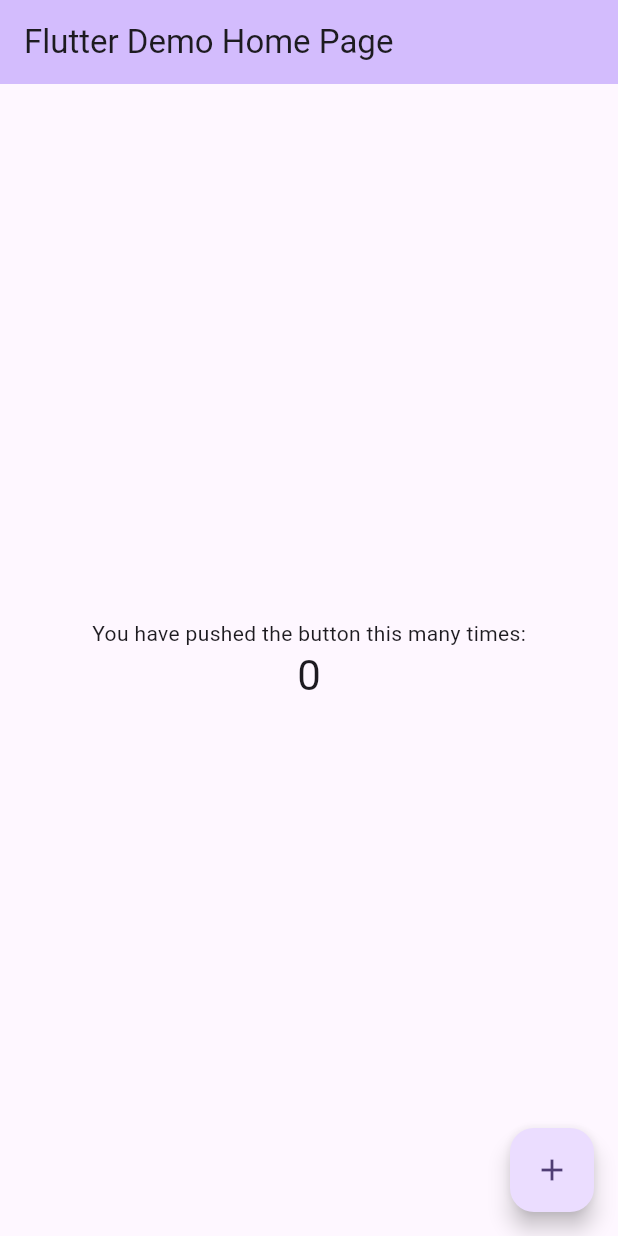
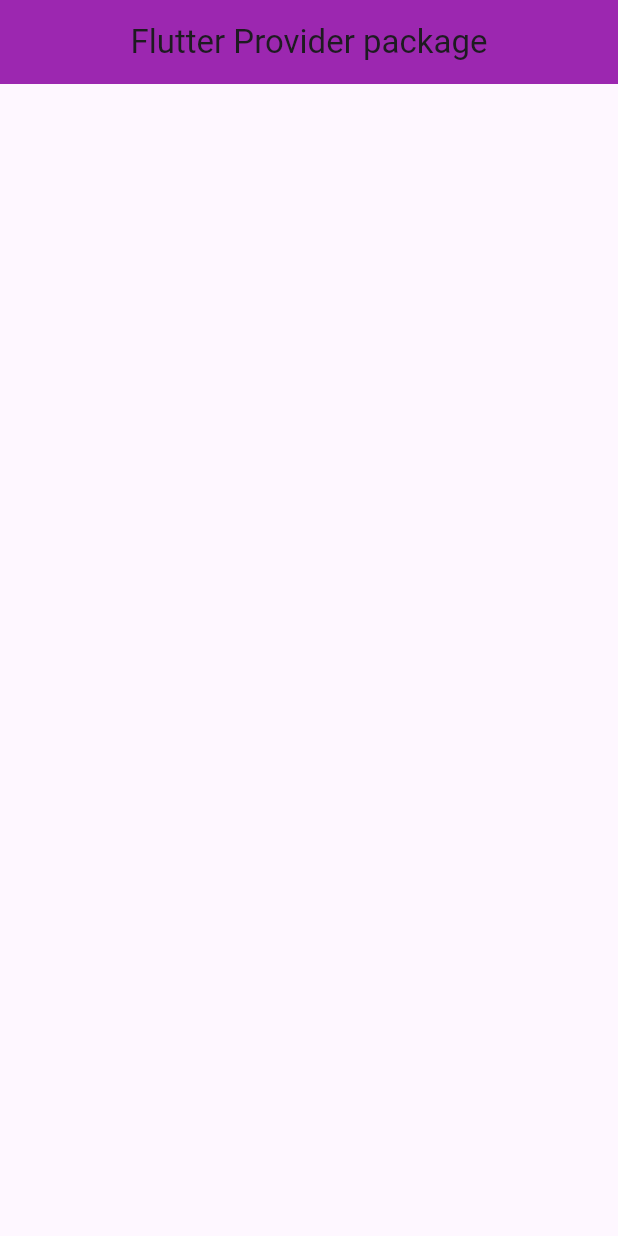
Before and after one commit to Majok-Bol/provider_to_do, a Flutter app: the screen it shows after launch, on a phone screen of 412 x 824 dp. Run offline on Flutter 3.47's test engine with Material 3 defaults, Android fonts, the phone set to English and light mode, and no system bars.

Commit message:
added appbar title

```diff
--- /dev/null
+++ b/lib/home_page.dart
@@ -0,0 +1,17 @@
+//handle home page
+import 'package:flutter/material.dart';
+class HomePage extends StatefulWidget{
+  const HomePage({super.key});
+  @override
+  HomePageState createState()=>HomePageState();
+
+}
+class HomePageState extends State<HomePage>{
+  @override
+  Widget build(BuildContext context){
+    return Scaffold(
+      appBar: AppBar(title: Text('Flutter Provider package'),centerTitle: true,backgroundColor: Colors.purple,),
+
+    );
+  }
+}
--- a/lib/main.dart
+++ b/lib/main.dart
@@ -1,122 +1,15 @@
+//main page
 import 'package:flutter/material.dart';
-
-void main() {
-  runApp(const MyApp());
+import 'package:provider_to_do/home_page.dart';
+void main(){
+  runApp(MyApp());
 }
-
-class MyApp extends StatelessWidget {
+class MyApp extends StatelessWidget{
   const MyApp({super.key});
-
-  // This widget is the root of your application.
   @override
-  Widget build(BuildContext context) {
+  Widget build(BuildContext context){
     return MaterialApp(
-      title: 'Flutter Demo',
-      theme: ThemeData(
-        // This is the theme of your application.
-        //
-        // TRY THIS: Try running your application with "flutter run". You'll see
-        // the application has a purple toolbar. Then, without quitting the app,
-        // try changing the seedColor in the colorScheme below to Colors.green
-        // and then invoke "hot reload" (save your changes or press the "hot
-        // reload" button in a Flutter-supported IDE, or press "r" if you used
-        // the command line to start the app).
-        //
-        // Notice that the counter didn't reset back to zero; the application
-        // state is not lost during the reload. To reset the state, use hot
-        // restart instead.
-        //
-        // This works for code too, not just values: Most code changes can be
-        // tested with just a hot reload.
-        colorScheme: ColorScheme.fromSeed(seedColor: Colors.deepPurple),
-      ),
-      home: const MyHomePage(title: 'Flutter Demo Home Page'),
+      home:HomePage(),
     );
   }
 }
-
-class MyHomePage extends StatefulWidget {
-  const MyHomePage({super.key, required this.title});
-
-  // This widget is the home page of your application. It is stateful, meaning
-  // that it has a State object (defined below) that contains fields that affect
-  // how it looks.
-
-  // This class is the configuration for the state. It holds the values (in this
-  // case the title) provided by the parent (in this case the App widget) and
-  // used by the build method of the State. Fields in a Widget subclass are
-  // always marked "final".
-
-  final String title;
-
-  @override
-  State<MyHomePage> createState() => _MyHomePageState();
-}
-
-class _MyHomePageState extends State<MyHomePage> {
-  int _counter = 0;
-
-  void _incrementCounter() {
-    setState(() {
-      // This call to setState tells the Flutter framework that something has
-      // changed in this State, which causes it to rerun the build method below
-      // so that the display can reflect the updated values. If we changed
-      // _counter without calling setState(), then the build method would not be
-      // called again, and so nothing would appear to happen.
-      _counter++;
-    });
-  }
-
-  @override
-  Widget build(BuildContext context) {
-    // This method is rerun every time setState is called, for instance as done
-    // by the _incrementCounter method above.
-    //
-    // The Flutter framework has been optimized to make rerunning build methods
-    // fast, so that you can just rebuild anything that needs updating rather
-    // than having to individually change instances of widgets.
-    return Scaffold(
-      appBar: AppBar(
-        // TRY THIS: Try changing the color here to a specific color (to
-        // Colors.amber, perhaps?) and trigger a hot reload to see the AppBar
-        // change color while the other colors stay the same.
-        backgroundColor: Theme.of(context).colorScheme.inversePrimary,
-        // Here we take the value from the MyHomePage object that was created by
-        // the App.build method, and use it to set our appbar title.
-        title: Text(widget.title),
-      ),
-      body: Center(
-        // Center is a layout widget. It takes a single child and positions it
-        // in the middle of the parent.
-        child: Column(
-          // Column is also a layout widget. It takes a list of children and
-          // arranges them vertically. By default, it sizes itself to fit its
-          // children horizontally, and tries to be as tall as its parent.
-          //
-          // Column has various properties to control how it sizes itself and
-          // how it positions its children. Here we use mainAxisAlignment to
-          // center the children vertically; the main axis here is the vertical
-          // axis because Columns are vertical (the cross axis would be
-          // horizontal).
-          //
-          // TRY THIS: Invoke "debug painting" (choose the "Toggle Debug Paint"
-          // action in the IDE, or press "p" in the console), to see the
-          // wireframe for each widget.
-          mainAxisAlignment: MainAxisAlignment.center,
-          children: <Widget>[
-            const Text('You have pushed the button this many times:'),
-            Text(
-              '$_counter',
-              style: Theme.of(context).textTheme.headlineMedium,
-            ),
-          ],
-        ),
-      ),
-      floatingActionButton: FloatingActionButton(
-        onPressed: _incrementCounter,
-        tooltip: 'Increment',
-        child: const Icon(Icons.add),
-      ), // This trailing comma makes auto-formatting nicer for build methods.
-    );
-  }
-}
--- /dev/null
+++ b/lib/todo_model.dart
@@ -0,0 +1 @@
+//handle to do
```
